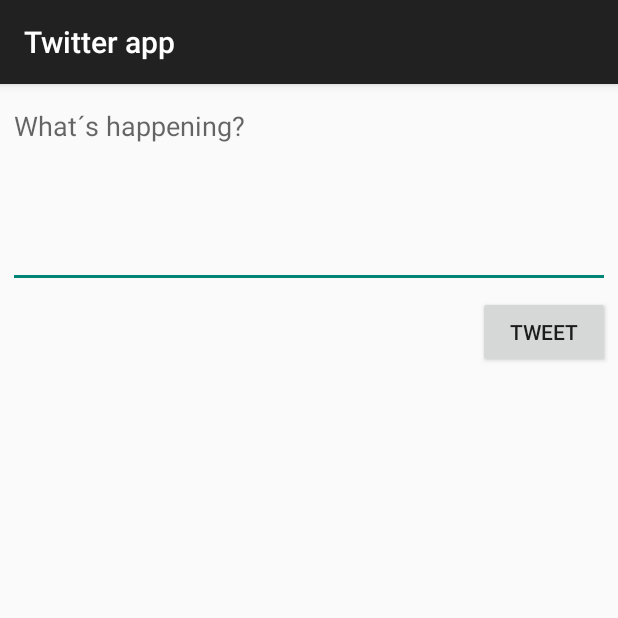
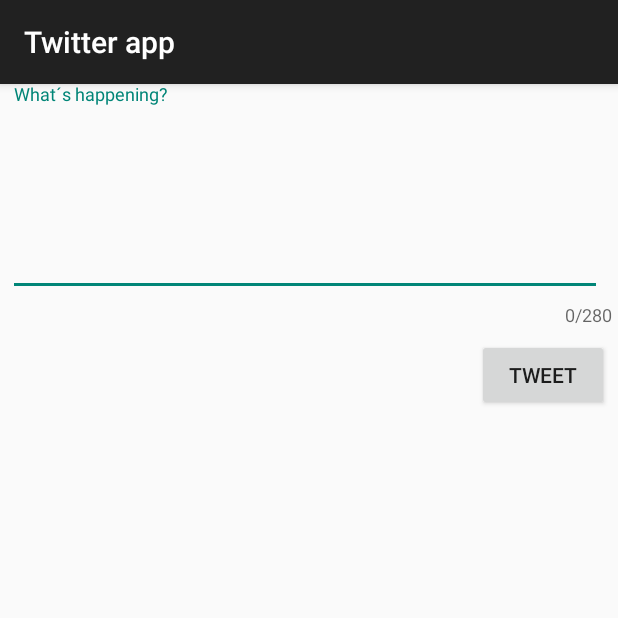
Before and after one commit to CarlosChivas/TwitterClient, an Android app: the TimeLineActivity screen opened directly, with no data from a screen before it, after a tap on "Compose", on a phone screen of 412 x 824 dp, the top half of it. Run offline under Robolectric (Android 15) with nearby library versions, the phone set to English and light mode, and no system bars; our stand-ins replace Room's generated code; libraries missing offline, so code that uses them is left out: com.codepath.asynchttpclient, com.facebook.stetho, org.parceler; pictures from the network do not load; 2 statements that could not run were skipped.

Commit message:
Refresh timeline

```diff
--- a/app/build.gradle
+++ b/app/build.gradle
@@ -53,4 +53,6 @@ dependencies {
 
     implementation 'org.parceler:parceler-api:1.1.12'
     annotationProcessor 'org.parceler:parceler:1.1.12'
+
+    implementation 'androidx.swiperefreshlayout:swiperefreshlayout:1.0.0'
 }
--- a/app/src/main/java/com/codepath/apps/restclienttemplate/TimeLineActivity.java
+++ b/app/src/main/java/com/codepath/apps/restclienttemplate/TimeLineActivity.java
@@ -4,6 +4,7 @@ import androidx.annotation.Nullable;
 import androidx.appcompat.app.AppCompatActivity;
 import androidx.recyclerview.widget.LinearLayoutManager;
 import androidx.recyclerview.widget.RecyclerView;
+import androidx.swiperefreshlayout.widget.SwipeRefreshLayout;
 
 import android.content.Intent;
 import android.os.Bundle;
@@ -36,6 +37,7 @@ public class TimeLineActivity extends AppCompatActivity {
     List<Tweet> tweets;
     TweetsAdapter adapter;
     Button logOut_btn;
+    private SwipeRefreshLayout swipeContainer;
 
     @Override
     protected void onCreate(Bundle savedInstanceState) {
@@ -62,6 +64,23 @@ public class TimeLineActivity extends AppCompatActivity {
                 onLogoutButton();
             }
         });
+
+        swipeContainer = (SwipeRefreshLayout) findViewById(R.id.swipeContainer);
+        // Setup refresh listener which triggers new data loading
+        swipeContainer.setOnRefreshListener(new SwipeRefreshLayout.OnRefreshListener() {
+            @Override
+            public void onRefresh() {
+                // Your code to refresh the list here.
+                // Make sure you call swipeContainer.setRefreshing(false)
+                // once the network request has completed successfully.
+                fetchTimelineAsync(0);
+            }
+        });
+        // Configure the refreshing colors
+        swipeContainer.setColorSchemeResources(android.R.color.holo_blue_bright,
+                android.R.color.holo_green_light,
+                android.R.color.holo_orange_light,
+                android.R.color.holo_red_light);
     }
     private void populateHomeTimeLine(){
         client.getHomeTimeLine(new JsonHttpResponseHandler() {
@@ -124,4 +143,32 @@ public class TimeLineActivity extends AppCompatActivity {
         client.clearAccessToken(); // forget who's logged in
         finish(); // navigate backwards to Login screen
     }
+
+    public void fetchTimelineAsync(int page) {
+        // Send the network request to fetch the updated data
+        // `client` here is an instance of Android Async HTTP
+        // getHomeTimeline is an example endpoint.
+        client.getHomeTimeLine(new JsonHttpResponseHandler() {
+            @Override
+            public void onSuccess(int statusCode, Headers headers, JSON json) {
+                JSONArray jsonArray = json.jsonArray;
+                adapter.clear();
+                try {
+                    tweets.addAll(Tweet.fromJsonArray(jsonArray));
+                    adapter.addAll(tweets);
+                    // Now we call setRefreshing(false) to signal refresh has finished
+                    swipeContainer.setRefreshing(false);
+                } catch (JSONException e) {
+                    Log.d("DEBUG", "Json exception");
+                }
+            }
+
+            @Override
+            public void onFailure(int statusCode, Headers headers, String response, Throwable throwable) {
+                Log.d("DEBUG", "Fetch timeline error: " + throwable.toString());
+
+            }
+        });
+
+    }
 }
--- a/app/src/main/res/layout/activity_compose.xml
+++ b/app/src/main/res/layout/activity_compose.xml
@@ -7,9 +7,16 @@
     android:layout_height="match_parent"
     tools:context=".ComposeActivity">
 
+    <com.google.android.material.textfield.TextInputLayout
+        android:id="@+id/container_tweet"
+        android:layout_width="match_parent"
+        android:layout_height="wrap_content"
+        app:counterEnabled="true"
+        app:counterMaxLength="280">
+
         <EditText
             android:id="@+id/etCompose"
-        android:layout_width="wrap_content"
+            android:layout_width="396dp"
             android:layout_height="wrap_content"
             android:layout_alignParentStart="true"
             android:layout_alignParentTop="true"
@@ -22,14 +29,18 @@
             android:hint="What´s happening?"
             android:inputType="textMultiLine"
             android:minLines="5" />
+    </com.google.android.material.textfield.TextInputLayout>
+
 
     <Button
         android:id="@+id/btnTweet"
         android:layout_width="wrap_content"
         android:layout_height="wrap_content"
-        android:layout_below="@+id/etCompose"
+        android:layout_below="@+id/container_tweet"
         android:layout_alignParentEnd="true"
-        android:layout_marginTop="5dp"
-        android:layout_marginEnd="5dp"
+        android:layout_marginTop="8dp"
+        android:layout_marginEnd="6dp"
         android:text="@string/tweet" />
+
+
 </RelativeLayout>
```
Also changed, not shown: app/src/main/java/com/codepath/apps/restclienttemplate/TweetsAdapter.java (+12 -0 lines), app/src/main/res/layout/activity_time_line.xml (+11 -3 lines). Lines whose indentation alone changed are shown as unchanged.
